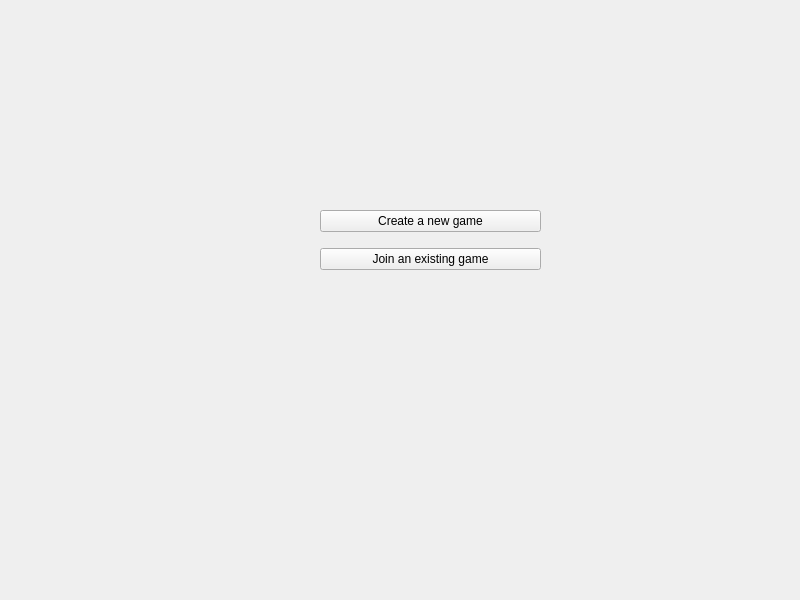
Old version of the form client/src/mainwindow.ui in the repository khbminus/fastTyping.
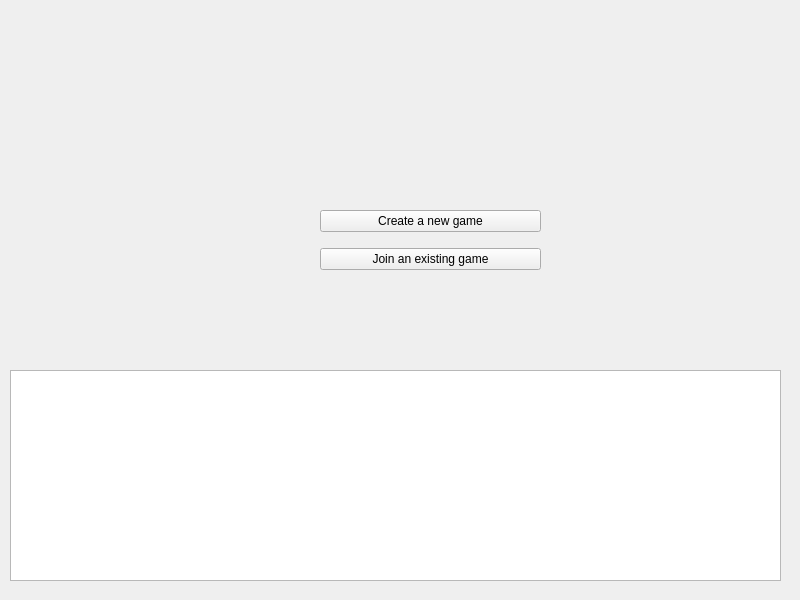
New version of the form.

Commit message: KeyboardModel & layout table

```diff
--- a/client/src/mainwindow.ui
+++ b/client/src/mainwindow.ui
@@ -40,6 +40,28 @@
      </item>
     </layout>
    </widget>
+      <widget class="QTableView" name="layoutView">
+          <property name="geometry">
+              <rect>
+                  <x>10</x>
+                  <y>370</y>
+                  <width>771</width>
+                  <height>211</height>
+              </rect>
+          </property>
+          <property name="verticalScrollBarPolicy">
+              <enum>Qt::ScrollBarAlwaysOff</enum>
+          </property>
+          <property name="horizontalScrollBarPolicy">
+              <enum>Qt::ScrollBarAlwaysOff</enum>
+          </property>
+          <property name="sizeAdjustPolicy">
+              <enum>QAbstractScrollArea::AdjustToContents</enum>
+          </property>
+          <property name="editTriggers">
+              <set>QAbstractItemView::AnyKeyPressed|QAbstractItemView::DoubleClicked</set>
+          </property>
+      </widget>
   </widget>
  </widget>
  <resources/>
```
Lines whose indentation alone changed are shown as unchanged. The commit also changes 5 other files.
